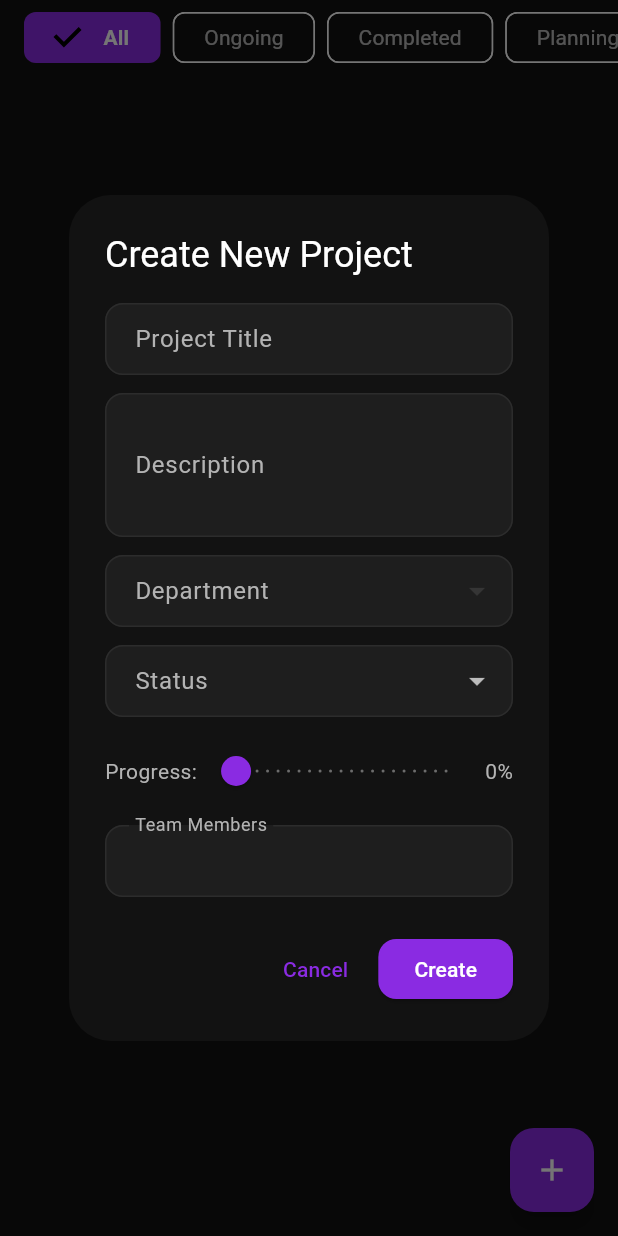
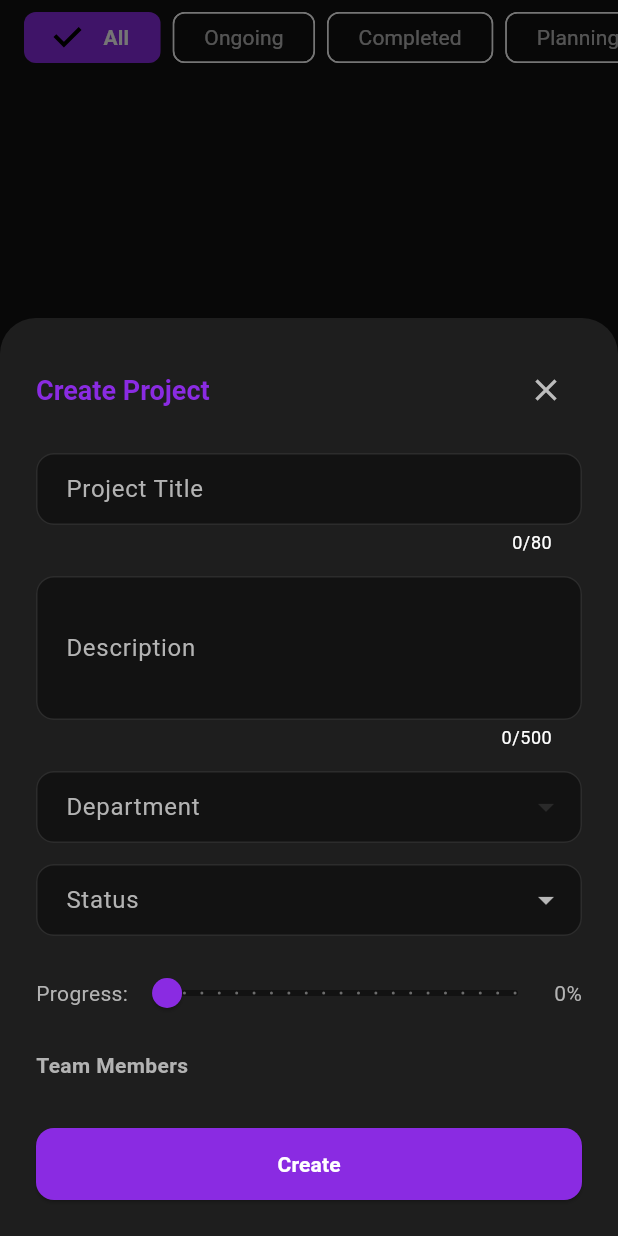
Before and after one commit to R4f4y04/community_app, a Flutter app: the ProjectsScreen screen opened directly, after a tap on "Create Project", on a phone screen of 412 x 824 dp. Run offline on Flutter 3.47's test engine with Material 3 defaults, Android fonts, the phone set to English and light mode, and no system bars; our stand-ins replace curved_navigation_bar, shared_preferences, supabase_flutter; accounts and stored records are empty.

Commit message:
improved project creation UI

```diff
--- a/lib/Screens/projects_screen.dart
+++ b/lib/Screens/projects_screen.dart
@@ -24,7 +24,6 @@ class _ProjectsScreenState extends State<ProjectsScreen> {
   bool _hasError = false;
 
   // State for project creation dialog
-  final GlobalKey<FormState> _createFormKey = GlobalKey<FormState>();
   final TextEditingController _titleController = TextEditingController();
   final TextEditingController _descController = TextEditingController();
   String? _selectedProjectStatus;
@@ -33,7 +32,6 @@ class _ProjectsScreenState extends State<ProjectsScreen> {
   List<Map<String, dynamic>> _departments = [];
   List<Map<String, dynamic>> _allUsers = [];
   List<String> _selectedMemberIds = [];
-  bool _isSubmittingProject = false;
   String? _formError;
 
   @override
@@ -265,7 +263,7 @@ class _ProjectsScreenState extends State<ProjectsScreen> {
     );
   }
 
-  void _showCreateProjectDialog() async {
+  void _showCreateProjectModalSheet() async {
     await _fetchDepartmentsAndUsers();
     _titleController.clear();
     _descController.clear();
@@ -274,44 +272,84 @@ class _ProjectsScreenState extends State<ProjectsScreen> {
     _selectedDepartmentId = null;
     _selectedMemberIds = [];
     _formError = null;
-    showDialog(
+    bool isSubmitting = false;
+    final theme = Theme.of(context);
+    final colorScheme = theme.colorScheme;
+
+    showModalBottomSheet(
       context: context,
-      builder: (context) => StatefulBuilder(
-        builder: (context, setStateDialog) => AlertDialog(
-          title: const Text('Create New Project'),
-          content: SingleChildScrollView(
-            child: Form(
-              key: _createFormKey,
+      isScrollControlled: true,
+      backgroundColor: colorScheme.surface,
+      shape: const RoundedRectangleBorder(
+        borderRadius: BorderRadius.vertical(top: Radius.circular(24)),
+      ),
+      builder: (context) {
+        return Padding(
+          padding: EdgeInsets.only(
+            left: 24,
+            right: 24,
+            top: 24,
+            bottom: MediaQuery.of(context).viewInsets.bottom + 24,
+          ),
+          child: StatefulBuilder(
+            builder: (context, setStateModal) => SingleChildScrollView(
               child: Column(
                 mainAxisSize: MainAxisSize.min,
                 crossAxisAlignment: CrossAxisAlignment.start,
                 children: [
+                  Row(
+                    children: [
+                      Expanded(
+                        child: Text(
+                          'Create Project',
+                          style: theme.textTheme.titleLarge?.copyWith(
+                            fontWeight: FontWeight.bold,
+                            color: colorScheme.primary,
+                          ),
+                        ),
+                      ),
+                      IconButton(
+                        icon: Icon(Icons.close, color: colorScheme.onSurface.withOpacity(0.7)),
+                        onPressed: () => Navigator.pop(context),
+                      ),
+                    ],
+                  ),
+                  const SizedBox(height: 18),
                   TextFormField(
                     controller: _titleController,
-                    decoration: const InputDecoration(
+                    decoration: InputDecoration(
                       labelText: 'Project Title',
-                      border: OutlineInputBorder(),
+                      border: OutlineInputBorder(borderRadius: BorderRadius.circular(12)),
+                      filled: true,
+                      fillColor: colorScheme.surfaceVariant,
                     ),
-                    validator: (v) =>
-                        v == null || v.trim().isEmpty ? 'Title required' : null,
+                    style: theme.textTheme.bodyLarge,
+                    textInputAction: TextInputAction.next,
+                    maxLength: 80,
+                    validator: (v) => v == null || v.trim().isEmpty ? 'Title required' : null,
                   ),
-                  const SizedBox(height: 12),
+                  const SizedBox(height: 14),
                   TextFormField(
                     controller: _descController,
-                    decoration: const InputDecoration(
+                    decoration: InputDecoration(
                       labelText: 'Description',
-                      border: OutlineInputBorder(),
+                      border: OutlineInputBorder(borderRadius: BorderRadius.circular(12)),
+                      filled: true,
+                      fillColor: colorScheme.surfaceVariant,
                     ),
-                    maxLines: 3,
-                    validator: (v) => v == null || v.trim().isEmpty
-                        ? 'Description required'
-                        : null,
+                    style: theme.textTheme.bodyLarge,
+                    minLines: 3,
+                    maxLines: 6,
+                    maxLength: 500,
+                    validator: (v) => v == null || v.trim().isEmpty ? 'Description required' : null,
                   ),
-                  const SizedBox(height: 12),
+                  const SizedBox(height: 14),
                   DropdownButtonFormField<int>(
-                    decoration: const InputDecoration(
+                    decoration: InputDecoration(
                       labelText: 'Department',
-                      border: OutlineInputBorder(),
+                      border: OutlineInputBorder(borderRadius: BorderRadius.circular(12)),
+                      filled: true,
+                      fillColor: colorScheme.surfaceVariant,
                     ),
                     value: _selectedDepartmentId,
                     items: _departments
@@ -320,15 +358,16 @@ class _ProjectsScreenState extends State<ProjectsScreen> {
                               child: Text(d['name'] ?? 'Unknown'),
                             ))
                         .toList(),
-                    onChanged: (v) =>
-                        setStateDialog(() => _selectedDepartmentId = v),
+                    onChanged: (v) => setStateModal(() => _selectedDepartmentId = v),
                     validator: (v) => v == null ? 'Select department' : null,
                   ),
-                  const SizedBox(height: 12),
+                  const SizedBox(height: 14),
                   DropdownButtonFormField<String>(
-                    decoration: const InputDecoration(
+                    decoration: InputDecoration(
                       labelText: 'Status',
-                      border: OutlineInputBorder(),
+                      border: OutlineInputBorder(borderRadius: BorderRadius.circular(12)),
+                      filled: true,
+                      fillColor: colorScheme.surfaceVariant,
                     ),
                     value: _selectedProjectStatus,
                     items: _statuses
@@ -338,11 +377,10 @@ class _ProjectsScreenState extends State<ProjectsScreen> {
                               child: Text(s),
                             ))
                         .toList(),
-                    onChanged: (v) =>
-                        setStateDialog(() => _selectedProjectStatus = v),
+                    onChanged: (v) => setStateModal(() => _selectedProjectStatus = v),
                     validator: (v) => v == null ? 'Select status' : null,
                   ),
-                  const SizedBox(height: 12),
+                  const SizedBox(height: 14),
                   Row(
                     children: [
                       const Text('Progress:'),
@@ -353,29 +391,42 @@ class _ProjectsScreenState extends State<ProjectsScreen> {
                           max: 1.0,
                           divisions: 20,
                           label: '${(_selectedProgress * 100).toInt()}%',
-                          onChanged: (v) =>
-                              setStateDialog(() => _selectedProgress = v),
+                          onChanged: (v) => setStateModal(() => _selectedProgress = v),
                         ),
                       ),
                       Text('${(_selectedProgress * 100).toInt()}%'),
                     ],
                   ),
-                  const SizedBox(height: 12),
-                  InputDecorator(
-                    decoration: const InputDecoration(
-                      labelText: 'Team Members',
-                      border: OutlineInputBorder(),
-                    ),
-                    child: Wrap(
+                  const SizedBox(height: 14),
+                  Text('Team Members', style: theme.textTheme.bodyMedium?.copyWith(fontWeight: FontWeight.bold)),
+                  const SizedBox(height: 8),
+                  Wrap(
                     spacing: 8,
                     children: _allUsers.map((u) {
-                        final isSelected =
-                            _selectedMemberIds.contains(u['userid']);
+                      final isSelected = _selectedMemberIds.contains(u['userid']);
+                      final name = u['name'] ?? 'User';
                       return FilterChip(
-                          label: Text(u['name'] ?? 'User'),
+                        label: Row(
+                          mainAxisSize: MainAxisSize.min,
+                          children: [
+                            CircleAvatar(
+                              radius: 10,
+                              backgroundColor: colorScheme.primary.withOpacity(0.15),
+                              child: Text(
+                                name.isNotEmpty ? name[0].toUpperCase() : '?',
+                                style: theme.textTheme.labelSmall?.copyWith(
+                                  color: colorScheme.primary,
+                                  fontWeight: FontWeight.bold,
+                                ),
+                              ),
+                            ),
+                            const SizedBox(width: 6),
+                            Text(name),
+                          ],
+                        ),
                         selected: isSelected,
                         onSelected: (selected) {
-                            setStateDialog(() {
+                          setStateModal(() {
                             if (selected) {
                               _selectedMemberIds.add(u['userid']);
                             } else {
@@ -386,34 +437,43 @@ class _ProjectsScreenState extends State<ProjectsScreen> {
                       );
                     }).toList(),
                   ),
-                  ),
                   if (_formError != null)
                     Padding(
                       padding: const EdgeInsets.only(top: 8),
-                      child: Text(_formError!,
-                          style: const TextStyle(color: Colors.red)),
+                      child: Text(_formError!, style: const TextStyle(color: Colors.red)),
                     ),
-                ],
+                  const SizedBox(height: 24),
+                  SizedBox(
+                    width: double.infinity,
+                    height: 48,
+                    child: ElevatedButton(
+                      style: ElevatedButton.styleFrom(
+                        backgroundColor: colorScheme.primary,
+                        foregroundColor: colorScheme.onPrimary,
+                        shape: RoundedRectangleBorder(borderRadius: BorderRadius.circular(12)),
                       ),
-            ),
-          ),
-          actions: [
-            TextButton(
-              onPressed: () => Navigator.pop(context),
-              child: const Text('Cancel'),
-            ),
-            ElevatedButton(
-              onPressed: _isSubmittingProject
+                      onPressed: isSubmitting
                           ? null
                           : () async {
-                      if (!_createFormKey.currentState!.validate()) return;
-                      if (_selectedMemberIds.isEmpty) {
-                        setStateDialog(
-                            () => _formError = 'Select at least one member');
+                              if (_titleController.text.trim().isEmpty ||
+                                  _descController.text.trim().isEmpty) {
+                                setStateModal(() => _formError = 'Title and description required');
                                 return;
                               }
-                      setStateDialog(() {
-                        _isSubmittingProject = true;
+                              if (_selectedDepartmentId == null) {
+                                setStateModal(() => _formError = 'Select a department');
+                                return;
+                              }
+                              if (_selectedProjectStatus == null) {
+                                setStateModal(() => _formError = 'Select a status');
+                                return;
+                              }
+                              if (_selectedMemberIds.isEmpty) {
+                                setStateModal(() => _formError = 'Select at least one member');
+                                return;
+                              }
+                              setStateModal(() {
+                                isSubmitting = true;
                                 _formError = null;
                               });
                               final ownerId = supabase.auth.currentUser?.id;
@@ -428,29 +488,26 @@ class _ProjectsScreenState extends State<ProjectsScreen> {
                                   'ownerid': ownerId,
                                 });
                                 Navigator.pop(context);
-                        setStateDialog(() {
-                          _isSubmittingProject = false;
-                        });
                                 _loadProjects();
                                 showSuccessSnackBar(context, 'Project created');
                               } catch (e) {
-                        setStateDialog(() {
-                          _formError =
-                              'Error creating project: ${e.toString()}';
-                          _isSubmittingProject = false;
+                                setStateModal(() {
+                                  _formError = 'Error creating project: \\n${e.toString()}';
+                                  isSubmitting = false;
                                 });
                               }
                             },
-              child: _isSubmittingProject
-                  ? const SizedBox(
-                      width: 16,
-                      height: 16,
-                      child: CircularProgressIndicator(strokeWidth: 2))
-                  : const Text('Create'),
+                      child: isSubmitting
+                          ? const SizedBox(width: 20, height: 20, child: CircularProgressIndicator(strokeWidth: 2, color: Colors.white))
+                          : const Text('Create', style: TextStyle(fontWeight: FontWeight.bold)),
+                    ),
                   ),
                 ],
               ),
             ),
+          ),
+        );
+      },
     );
   }
 
@@ -563,7 +620,7 @@ class _ProjectsScreenState extends State<ProjectsScreen> {
                                 ),
                                 const SizedBox(height: 8),
                                 ElevatedButton.icon(
-                                  onPressed: _showCreateProjectDialog,
+                                  onPressed: _showCreateProjectModalSheet,
                                   icon: const Icon(Icons.add),
                                   label: const Text('Create Project'),
                                   style: ElevatedButton.styleFrom(
@@ -825,7 +882,7 @@ class _ProjectsScreenState extends State<ProjectsScreen> {
         ],
       ),
       floatingActionButton: FloatingActionButton(
-        onPressed: _showCreateProjectDialog,
+        onPressed: _showCreateProjectModalSheet,
         backgroundColor: colorScheme.primary,
         child: const Icon(Icons.add),
         tooltip: 'Create Project',
```
Lines whose indentation alone changed are shown as unchanged.
